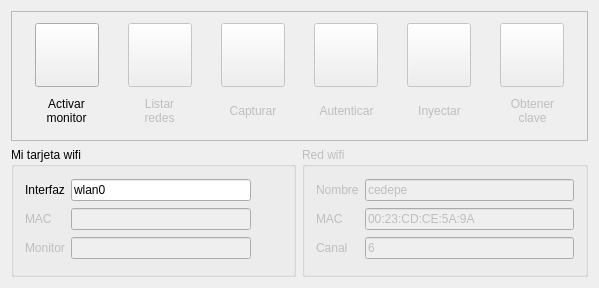
The window that qaircrack.ui (shoden/qaircrack) describes before a commit, drawn with Qt 5.
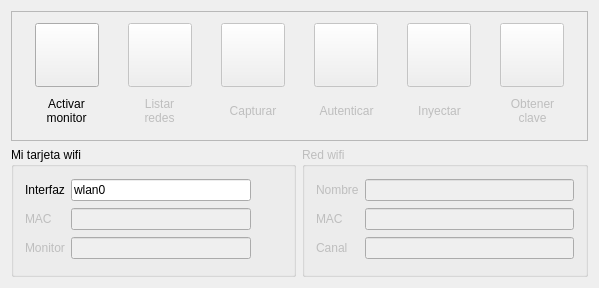
The same window after the commit. Icons and pictures are not drawn.

```diff
--- a/qaircrack.ui
+++ b/qaircrack.ui
@@ -621,7 +621,7 @@
       <item row="0" column="1">
        <widget class="QLineEdit" name="apName">
         <property name="text">
-         <string>cedepe</string>
+         <string/>
         </property>
        </widget>
       </item>
@@ -635,7 +635,7 @@
       <item row="1" column="1">
        <widget class="QLineEdit" name="apMac">
         <property name="text">
-         <string>00:23:CD:CE:5A:9A</string>
+         <string/>
         </property>
        </widget>
       </item>
@@ -649,7 +649,7 @@
       <item row="2" column="1">
        <widget class="QLineEdit" name="apChannel">
         <property name="text">
-         <string>6</string>
+         <string/>
         </property>
        </widget>
       </item>
```
